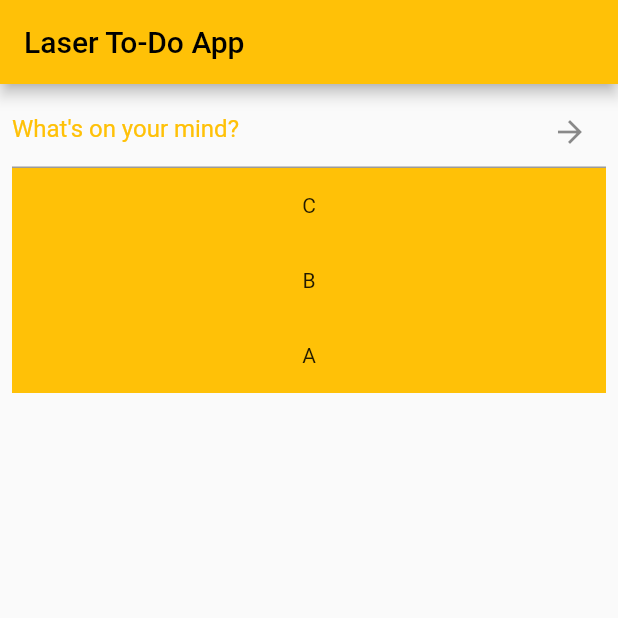
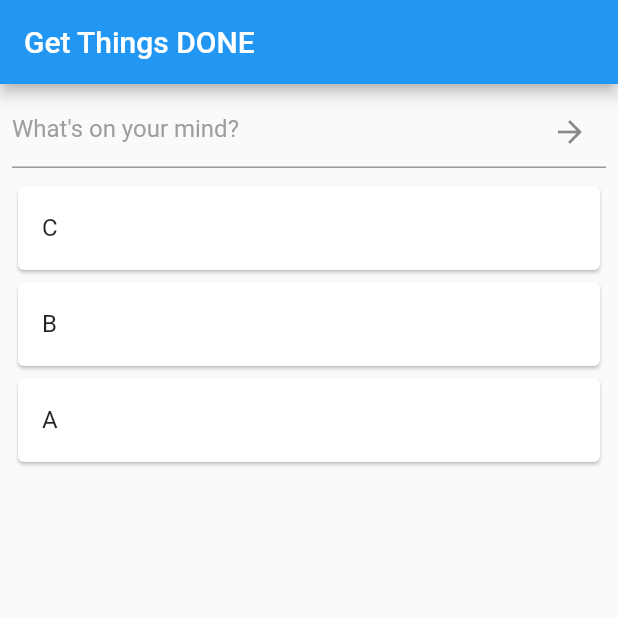
Before and after one commit to speciial/noodlz, a Flutter app: the screen it shows after launch, on a phone screen of 412 x 824 dp, the top half of it. Run offline on Flutter 3.47's test engine with Material 2 defaults, Android fonts, the phone set to English and light mode, and no system bars.

Commit message:
cleaner list design

```diff
--- a/lib/home_page.dart
+++ b/lib/home_page.dart
@@ -25,13 +25,14 @@ class _HomePageState extends State<HomePage> {
             padding: const EdgeInsets.all(8.0),
             child: Column(
               children: [
+                //TODO: autofocus on that text field
                 TextFormField(
                   controller: textCtrl,
                   decoration: const InputDecoration(
                     border: UnderlineInputBorder(),
                     suffixIcon: Icon(Icons.arrow_forward),
                     hintText: 'What\'s on your mind?',
-                  hintStyle: TextStyle(color: Colors.amber),
+                    hintStyle: TextStyle(color: Colors.grey),
                   ),
                   onFieldSubmitted: (value) {
                     if (value.isNotEmpty) {
@@ -41,21 +42,20 @@ class _HomePageState extends State<HomePage> {
                     }
                   },
                 ),
+                const SizedBox(height: 8.0),
                 Expanded(
                   child: ListView.builder(
                       itemCount: entries.length,
                       itemBuilder: (BuildContext context, int index) {
-                      return Container(
-                        height: 50,
-                        color: Colors.amber,
-                        child: Center(
-                            child: Text(entries[entries.length - 1 - index])),
+                        return Card(
+                          child: ListTile(
+                            title: Text(entries[entries.length - 1 - index]),
+                          ),
                         );
                       }),
                 )
               ],
-          ),
-        ),
+            )),
       ),
     );
   }
--- a/lib/main.dart
+++ b/lib/main.dart
@@ -23,9 +23,9 @@ class MyApp extends StatelessWidget {
         // or simply save your changes to "hot reload" in a Flutter IDE).
         // Notice that the counter didn't reset back to zero; the application
         // is not restarted.
-        primarySwatch: Colors.amber,
+        primarySwatch: Colors.blue,
       ),
-      home: const HomePage(title: 'Laser To-Do App'),
+      home: const HomePage(title: 'Get Things DONE'),
     );
   }
 }
```
Lines whose indentation alone changed are shown as unchanged.
